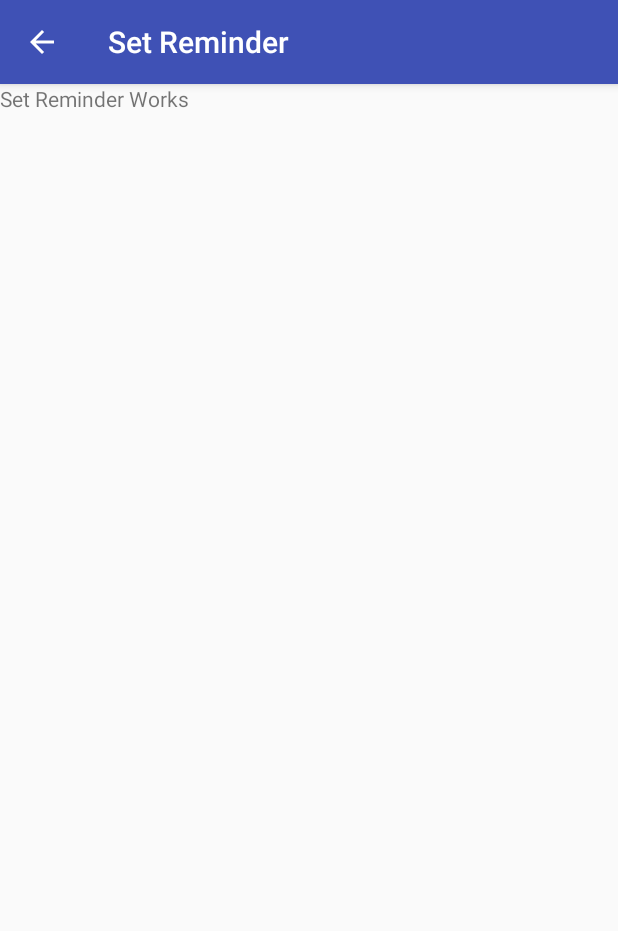
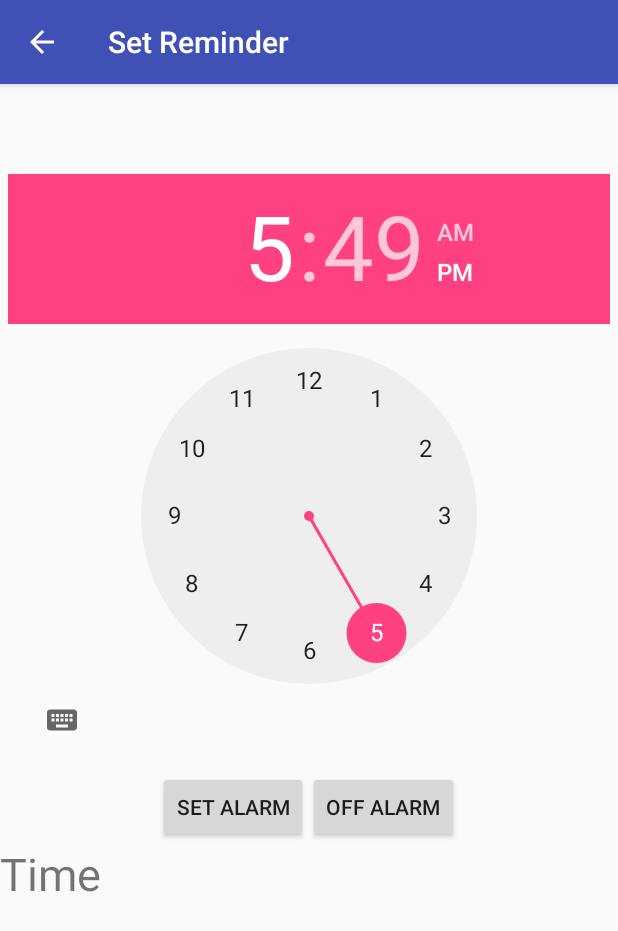
Before and after one commit to huai99/smartDrugBox, an Android app: the UserSetReminderActivity screen opened directly, with no data from a screen before it, on a phone screen of 412 x 824 dp. Shown: the top 931 px of the screen. Run offline under Robolectric (Android 15) with nearby library versions, the phone set to English and light mode, and no system bars.

Commit message:
URECA 2017: Add in Alarm Clock Feature and change the apps icons

```diff
--- a/app/src/main/java/com/siehuai/smartdrugbox/view/MedicineCatalogueFragment.java
+++ b/app/src/main/java/com/siehuai/smartdrugbox/view/MedicineCatalogueFragment.java
@@ -23,7 +23,9 @@ public class MedicineCatalogueFragment extends Fragment {
     @Override
     public View onCreateView(LayoutInflater inflater, @Nullable ViewGroup container, @Nullable Bundle savedInstanceState) {
         View view = inflater.inflate(R.layout.fragment_medicine_catalogue, container, false);
+
         setUpGridView(view);
+
         return view;
     }
 
@@ -32,7 +34,7 @@ public class MedicineCatalogueFragment extends Fragment {
         mRecyclerView = (RecyclerView) mView.findViewById(R.id.recyclerView);
         mLayoutManager = new LinearLayoutManager(getActivity());
         setRecycleViewLayoutManager();
-        mCatalogueRenderAdapter=new CatalogueRenderAdapter();
+        mCatalogueRenderAdapter = new CatalogueRenderAdapter();
         mRecyclerView.setAdapter(mCatalogueRenderAdapter);
     }
 
--- a/app/src/main/java/com/siehuai/smartdrugbox/view/UserSetReminderActivity.java
+++ b/app/src/main/java/com/siehuai/smartdrugbox/view/UserSetReminderActivity.java
@@ -1,16 +1,92 @@
 package com.siehuai.smartdrugbox.view;
 
+import android.app.AlarmManager;
+import android.app.PendingIntent;
+import android.content.Intent;
 import android.os.Bundle;
 import android.support.v7.app.AppCompatActivity;
+import android.util.Log;
+import android.view.View;
+import android.widget.Button;
+import android.widget.TextView;
+import android.widget.TimePicker;
 
 import com.siehuai.smartdrugbox.R;
+import com.siehuai.smartdrugbox.controller.AlarmReceiver;
+
+import java.util.Calendar;
 
 public class UserSetReminderActivity extends AppCompatActivity {
+
+    AlarmManager mAlarmManager;
+    private TimePicker mTimePicker;
+    private TextView alarmTextView;
+    private Button onAlarmBtn, offAlarmBtn;
+    private PendingIntent mPendingIntent;
+    private Calendar mCalendar;
+    private Intent mIntent;
 
     @Override
     protected void onCreate(Bundle savedInstanceState) {
         super.onCreate(savedInstanceState);
+
         setContentView(R.layout.activity_user_set_reminder);
+
+        alarmTextView = (TextView) findViewById(R.id.text_alarm);
+
+        onAlarmBtn = (Button) findViewById(R.id.btn_setAlarm);
+
+        offAlarmBtn = (Button) findViewById(R.id.btn_offAlarm);
+
+        mTimePicker = (TimePicker) findViewById(R.id.timepicker_reminder);
+
+        mAlarmManager = (AlarmManager) getSystemService(ALARM_SERVICE);
+
+        mCalendar = Calendar.getInstance();
+
+        mIntent = new Intent(UserSetReminderActivity.this, AlarmReceiver.class);
+
+        setOnAlarmBtn(mCalendar);
+
+        turnOffAlarmBtn();
+    }
+
+    protected void setOnAlarmBtn(final Calendar calendar) {
+        onAlarmBtn.setOnClickListener(new View.OnClickListener() {
+            @Override
+            public void onClick(View v) {
+
+                //setting the alarm time to the timepicker time
+                calendar.set(Calendar.HOUR_OF_DAY, mTimePicker.getCurrentHour());
+                calendar.set(Calendar.MINUTE, mTimePicker.getCurrentMinute());
+
+                String hour_string = String.valueOf(mTimePicker.getCurrentHour());
+                String minute_string = String.valueOf(mTimePicker.getCurrentMinute());
+
+                //Pass in the state of the request, yes for activate alarm
+                mIntent.putExtra("extra", "yes");
+                mPendingIntent = PendingIntent.getBroadcast(UserSetReminderActivity.this, 0, mIntent, PendingIntent.FLAG_UPDATE_CURRENT);
+                mAlarmManager.set(AlarmManager.RTC_WAKEUP, calendar.getTimeInMillis(), mPendingIntent);
+                alarmTextView.setText("Current Alarm :" + hour_string + " : " + minute_string);
+            }
+        });
+    }
+
+    protected void turnOffAlarmBtn() {
+        offAlarmBtn.setOnClickListener(new View.OnClickListener() {
+            @Override
+            public void onClick(View v) {
+                mIntent.putExtra("extra", "no");
+                sendBroadcast(mIntent);
+                alarmTextView.setText("Alarm clock cancel");
+
+                if (mPendingIntent == null) {
+                    Log.d("UserReminder", "This pendingIntent is null");
+                }
+
+                mAlarmManager.cancel(mPendingIntent);
+            }
+        });
     }
 
 }
--- a/app/src/main/res/layout/activity_user_set_reminder.xml
+++ b/app/src/main/res/layout/activity_user_set_reminder.xml
@@ -3,12 +3,47 @@
     xmlns:android="http://schemas.android.com/apk/res/android"
     android:layout_width="match_parent"
     android:layout_height="match_parent"
-    android:orientation="vertical">
+    android:orientation="vertical"
+    >
+
+    <TimePicker
+        android:id="@+id/timepicker_reminder"
+        android:layout_width="wrap_content"
+        android:layout_height="wrap_content"
+        android:layout_marginLeft="5dp"
+        android:layout_marginRight="5dp"
+        android:layout_marginTop="60dp"
+        ></TimePicker>
+
+    <LinearLayout
+        android:layout_width="match_parent"
+        android:layout_height="wrap_content"
+        android:layout_marginTop="10dp"
+        android:gravity="center_horizontal"
+        android:orientation="horizontal"
+        >
+
+        <Button
+            android:id="@+id/btn_setAlarm"
+            android:layout_width="wrap_content"
+            android:layout_height="wrap_content"
+            android:text="@string/set_alarm"
+            />
+
+        <Button
+            android:id="@+id/btn_offAlarm"
+            android:layout_width="wrap_content"
+            android:layout_height="wrap_content"
+            android:text="@string/off_alarm"
+            />
+    </LinearLayout>
 
     <TextView
+        android:id="@+id/text_alarm"
         android:layout_width="wrap_content"
         android:layout_height="wrap_content"
-        android:text="Set Reminder Works"
+        android:text="Time"
+        android:textSize="30sp"
         />
 
 </LinearLayout>
--- a/app/src/main/res/values/strings.xml
+++ b/app/src/main/res/values/strings.xml
@@ -4,4 +4,6 @@
     <string name="order_medicine">Order Medicine</string>
     <string name="title_activity_user_set_reminder">Set Reminder</string>
     <string name="view_medicine">View Medicine</string>
+    <string name="set_alarm">Set Alarm</string>
+    <string name="off_alarm">Off Alarm</string>
 </resources>
```
Also changed, not shown: app/src/main/AndroidManifest.xml (+8 -1 lines), app/src/main/java/com/siehuai/smartdrugbox/controller/AlarmReceiver.java (added, +21 -0 lines), app/src/main/java/com/siehuai/smartdrugbox/controller/RingtoneService.java (added, +69 -0 lines), 1 other file.
